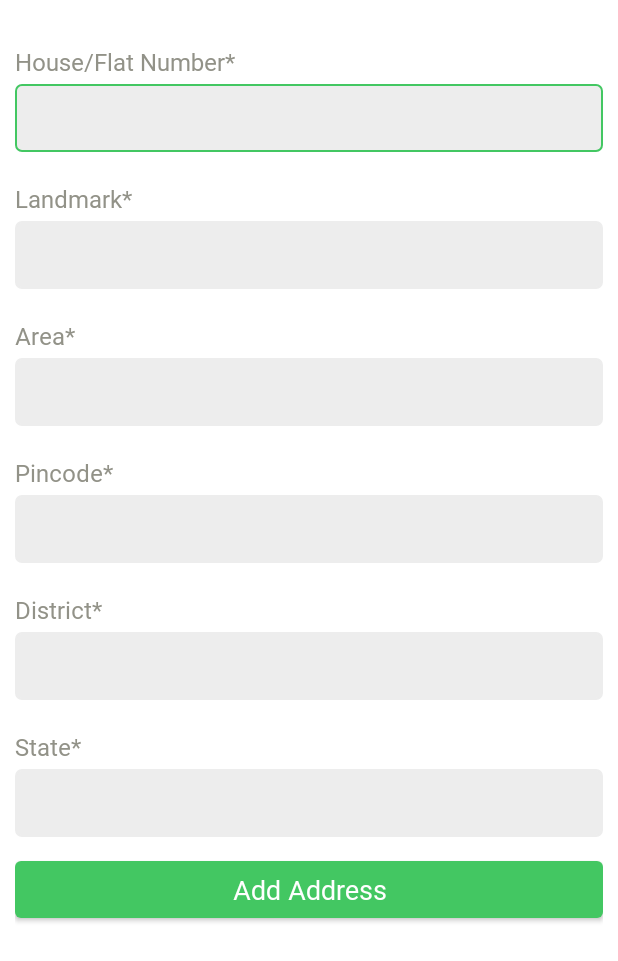
After one commit to ETS-Android2/Grocery-Shop-UI, an Android app: the fragment AddressFragment shown on its own in the app's theme, on a phone screen of 412 x 824 dp. The commit adds this screen. Shown: the top 961 px of the screen. Run offline under Robolectric (Android 15) with nearby library versions, the phone set to English and light mode, and no system bars; our stand-ins replace ButterKnife.

Commit message:
add address UI

```diff
--- a/app/build.gradle
+++ b/app/build.gradle
@@ -36,6 +36,7 @@ dependencies {
     implementation 'androidx.navigation:navigation-fragment:2.2.2'
     implementation 'androidx.navigation:navigation-ui:2.2.2'
     implementation 'androidx.lifecycle:lifecycle-extensions:2.2.0'
+    implementation 'androidx.recyclerview:recyclerview:1.1.0'
     testImplementation 'junit:junit:4.12'
     androidTestImplementation 'androidx.test.ext:junit:1.1.1'
     androidTestImplementation 'androidx.test.espresso:espresso-core:3.2.0'
--- /dev/null
+++ b/app/src/main/java/sharma/pankaj/grocerystore/ui/address/AddressFragment.java
@@ -0,0 +1,64 @@
+package sharma.pankaj.grocerystore.ui.address;
+
+import android.app.Dialog;
+import android.graphics.Color;
+import android.graphics.drawable.ColorDrawable;
+import android.os.Bundle;
+
+import androidx.fragment.app.DialogFragment;
+import androidx.fragment.app.Fragment;
+
+import android.view.LayoutInflater;
+import android.view.View;
+import android.view.ViewGroup;
+import android.view.Window;
+
+import com.google.android.material.bottomsheet.BottomSheetDialogFragment;
+
+import org.jetbrains.annotations.NotNull;
+
+import java.util.Objects;
+
+import butterknife.ButterKnife;
+import sharma.pankaj.grocerystore.R;
+
+public class AddressFragment extends DialogFragment {
+
+
+    public static AddressFragment newInstance() {
+        return new AddressFragment();
+    }
+
+    public AddressFragment() {
+
+    }
+
+
+
+    @Override
+    public View onCreateView(LayoutInflater inflater, ViewGroup container,
+                             Bundle savedInstanceState) {
+        View root =  inflater.inflate(R.layout.fragment_address, container, false);
+        ButterKnife.bind(this, root);
+        return root;
+    }
+
+    @NotNull
+    @Override
+    public Dialog onCreateDialog(Bundle savedInstanceState) {
+        Dialog dialog = super.onCreateDialog(savedInstanceState);
+        Objects.requireNonNull(dialog.getWindow()).requestFeature(Window.FEATURE_NO_TITLE);
+
+        return dialog;
+    }
+
+    @Override
+    public void onStart() {
+        super.onStart();
+        Dialog dialog = getDialog();
+        if (dialog != null) {
+            Objects.requireNonNull(dialog.getWindow()).setLayout(ViewGroup.LayoutParams.MATCH_PARENT, ViewGroup.LayoutParams.MATCH_PARENT);
+            dialog.getWindow().setBackgroundDrawable(new ColorDrawable(Color.WHITE));
+        }
+    }
+}
--- a/app/src/main/java/sharma/pankaj/grocerystore/ui/home/adapter/HomeControllerAdapter.java
+++ b/app/src/main/java/sharma/pankaj/grocerystore/ui/home/adapter/HomeControllerAdapter.java
@@ -238,6 +238,6 @@ public class HomeControllerAdapter extends RecyclerView.Adapter<RecyclerView.Vie
 
     @Override
     public int getItemCount() {
-        return list == null ? 0 : list.size();
+        return 4;
     }
 }
--- a/app/src/main/res/layout/address_layout.xml
+++ b/app/src/main/res/layout/address_layout.xml
@@ -82,12 +82,15 @@
         android:layout_marginEnd="30dp"
         android:layout_marginBottom="10dp"
         android:visibility="gone"
+        android:clickable="true"
+        android:focusable="true"
         android:background="@drawable/incre_dcre_bg"
         android:orientation="vertical">
 
         <TextView
             android:layout_width="match_parent"
             android:layout_height="wrap_content"
+            android:id="@+id/add_address"
             android:background="?attr/selectableItemBackground"
             android:clickable="true"
             android:focusable="true"
--- /dev/null
+++ b/app/src/main/res/layout/fragment_address.xml
@@ -0,0 +1,125 @@
+<?xml version="1.0" encoding="utf-8"?>
+<ScrollView xmlns:android="http://schemas.android.com/apk/res/android"
+    xmlns:tools="http://schemas.android.com/tools"
+    xmlns:app="http://schemas.android.com/apk/res-auto"
+    android:layout_width="match_parent"
+    android:layout_height="match_parent"
+    app:behavior_hideable="true"
+    android:background="@color/colorWhite"
+    app:behavior_peekHeight="56dp"
+    android:orientation="vertical"
+    app:layout_behavior="com.google.android.material.bottomsheet.BottomSheetBehavior"
+    tools:context=".ui.address.AddressFragment">
+    <LinearLayout
+        android:layout_width="match_parent"
+        android:layout_height="wrap_content"
+        android:background="@color/colorWhite"
+        android:padding="10dp"
+        android:orientation="vertical">
+        <com.google.android.material.textview.MaterialTextView
+            android:layout_width="match_parent"
+            android:layout_height="wrap_content"
+            android:text="@string/house_flat_number"
+            android:textSize="16sp"
+            android:layout_marginTop="20dp"
+            android:textColor="@color/colorGray" />
+        <EditText
+            android:layout_width="match_parent"
+            android:layout_height="45dp"
+            android:id="@+id/house_no"
+            android:layout_marginTop="4dp"
+            android:inputType="text"
+            android:singleLine="true"
+            android:background="@drawable/edittext_selectable_bg"/>
+
+        <com.google.android.material.textview.MaterialTextView
+            android:layout_width="match_parent"
+            android:layout_height="wrap_content"
+            android:text="@string/landmark"
+            android:textSize="16sp"
+            android:layout_marginTop="20dp"
+            android:textColor="@color/colorGray" />
+        <EditText
+            android:layout_width="match_parent"
+            android:layout_height="45dp"
+            android:id="@+id/landmark"
+            android:layout_marginTop="4dp"
+            android:inputType="text"
+            android:singleLine="true"
+            android:background="@drawable/edittext_selectable_bg"/>
+
+
+        <com.google.android.material.textview.MaterialTextView
+            android:layout_width="match_parent"
+            android:layout_height="wrap_content"
+            android:text="@string/area"
+            android:textSize="16sp"
+            android:layout_marginTop="20dp"
+            android:textColor="@color/colorGray" />
+        <EditText
+            android:layout_width="match_parent"
+            android:layout_height="45dp"
+            android:id="@+id/area"
+            android:layout_marginTop="4dp"
+            android:inputType="text"
+            android:singleLine="true"
+            android:background="@drawable/edittext_selectable_bg"/>
+
+        <com.google.android.material.textview.MaterialTextView
+            android:layout_width="match_parent"
+            android:layout_height="wrap_content"
+            android:text="@string/pincode"
+            android:textSize="16sp"
+            android:layout_marginTop="20dp"
+            android:textColor="@color/colorGray" />
+        <EditText
+            android:layout_width="match_parent"
+            android:layout_height="45dp"
+            android:id="@+id/pincode"
+            android:layout_marginTop="4dp"
+            android:inputType="number"
+            android:singleLine="true"
+            android:background="@drawable/edittext_selectable_bg"/>
+        <com.google.android.material.textview.MaterialTextView
+            android:layout_width="match_parent"
+            android:layout_height="wrap_content"
+            android:text="@string/district"
+            android:textSize="16sp"
+            android:layout_marginTop="20dp"
+            android:textColor="@color/colorGray" />
+        <EditText
+            android:layout_width="match_parent"
+            android:layout_height="45dp"
+            android:id="@+id/district"
+            android:layout_marginTop="4dp"
+            android:inputType="text"
+            android:singleLine="true"
+            android:background="@drawable/edittext_selectable_bg"/>
+
+        <com.google.android.material.textview.MaterialTextView
+            android:layout_width="match_parent"
+            android:layout_height="wrap_content"
+            android:text="@string/state"
+            android:textSize="16sp"
+            android:layout_marginTop="20dp"
+            android:textColor="@color/colorGray" />
+        <EditText
+            android:layout_width="match_parent"
+            android:layout_height="45dp"
+            android:id="@+id/state"
+            android:layout_marginTop="4dp"
+            android:inputType="text"
+            android:singleLine="true"
+            android:background="@drawable/edittext_selectable_bg"/>
+        <com.google.android.material.button.MaterialButton
+            android:layout_width="match_parent"
+            android:layout_height="50dp"
+            android:gravity="center"
+            android:textColor="@color/colorWhite"
+            android:id="@+id/login_mb"
+            android:text="@string/add_address"
+            android:textAppearance="@style/TextAppearance.AppCompat.Medium"
+            app:cornerRadius="4dp"
+            android:layout_marginTop="10dp"/>
+    </LinearLayout>
+</ScrollView>
--- a/app/src/main/res/values/dimens.xml
+++ b/app/src/main/res/values/dimens.xml
@@ -7,4 +7,6 @@
     <dimen name="nav_header_vertical_spacing">8dp</dimen>
     <dimen name="nav_header_height">176dp</dimen>
     <dimen name="fab_margin">16dp</dimen>
+    <dimen name="list_item_spacing">16dp</dimen>
+    <dimen name="list_item_spacing_half">8dp</dimen>
 </resources>
--- a/app/src/main/res/values/strings.xml
+++ b/app/src/main/res/values/strings.xml
@@ -52,4 +52,11 @@
     <string name="full_name">Full Name*</string>
     <string name="mobile_number">Mobile Number*</string>
     <string name="add_new_address">Add New Address</string>
+    <string name="house_flat_number">House/Flat Number*</string>
+    <string name="landmark">Landmark*</string>
+    <string name="area">Area*</string>
+    <string name="pincode">Pincode*</string>
+    <string name="district">District*</string>
+    <string name="state">State*</string>
+    <string name="add_address">Add Address</string>
 </resources>
```
Also changed, not shown: app/src/main/java/sharma/pankaj/grocerystore/ui/HomeActivity.java (+7 -0 lines), app/src/main/java/sharma/pankaj/grocerystore/ui/mycart/CartEntryModel.java (renamed from app/src/main/java/sharma/pankaj/grocerystore/ui/mycart/MyCartViewcheckModel.java, +4 -5 lines), app/src/main/java/sharma/pankaj/grocerystore/ui/mycart/adapter/OrderReviewAdapter.java (+21 -0 lines), app/src/main/java/sharma/pankaj/grocerystore/ui/myorders/OrderDetailsFragment.java (added, +26 -0 lines), app/src/main/res/layout/fragment_order_details.xml (added, +14 -0 lines), app/src/main/res/layout/mycart_item_inner_layout.xml (+4 -4 lines), app/src/main/res/navigation/mobile_navigation.xml (+7 -1 lines).
